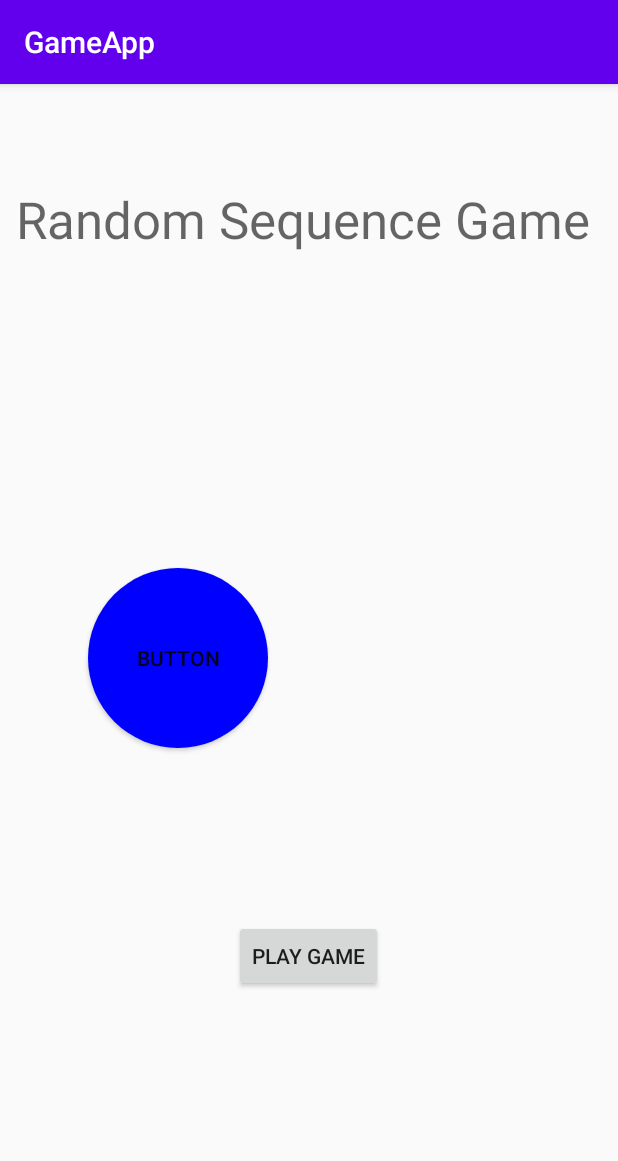
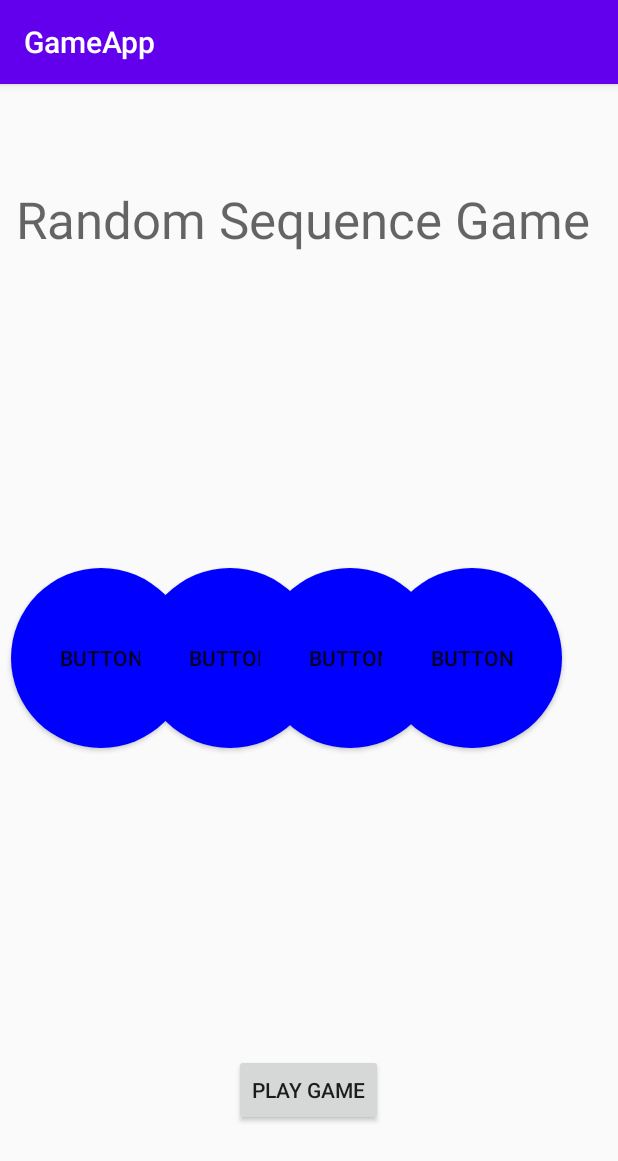
Before and after one commit to shaneb214/Resistor-Calculator-App, an Android app: the screen it shows after launch (MainActivity), on a phone screen of 412 x 824 dp. Shown: the top 1161 px of the screen. Run offline under Robolectric (Android 15) with nearby library versions, the phone set to English and light mode, and no system bars.

Commit message:
Four buttons change colour

```diff
--- a/app/src/main/java/edu/shanebutler/gameapp/MainActivity.java
+++ b/app/src/main/java/edu/shanebutler/gameapp/MainActivity.java
@@ -4,16 +4,18 @@ import androidx.appcompat.app.AppCompatActivity;
 import androidx.core.view.ViewCompat;
 
 import android.content.res.ColorStateList;
-import android.content.res.TypedArray;
-import android.graphics.Color;
 import android.os.Bundle;
+import android.view.View;
 import android.widget.Button;
 
 import java.util.Random;
 
 public class MainActivity extends AppCompatActivity {
 
-    Button btnTest;
+    Button btnOne;
+    Button btnTwo;
+    Button btnThree;
+    Button btnFour;
 
 
     @Override
@@ -21,16 +23,23 @@ public class MainActivity extends AppCompatActivity {
         super.onCreate(savedInstanceState);
         setContentView(R.layout.activity_main);
 
-        btnTest = findViewById(R.id.btnTest);
-
-
-       // String[] array = getResources().getStringArray(R.array.randomColours);
-
+        btnOne = findViewById(R.id.btnOne);
+        btnTwo = findViewById(R.id.btnTwo);
+        btnThree = findViewById(R.id.btnThree);
+        btnFour = findViewById(R.id.btnFour);
 
 
         //How to set a button's background colour to random colour from array.
-        int[] randomColours = getResources().getIntArray(R.array.randomColours);
-        ViewCompat.setBackgroundTintList(btnTest, ColorStateList.valueOf(randomColours[new Random().nextInt(randomColours.length)]));
+        AssignRandomColour(btnOne);
+        AssignRandomColour(btnTwo);
+        AssignRandomColour(btnThree);
+        AssignRandomColour(btnFour);
 
     }
+
+    private void AssignRandomColour(Button button)
+    {
+        int[] randomColours = getResources().getIntArray(R.array.randomColours);
+        ViewCompat.setBackgroundTintList(button, ColorStateList.valueOf( randomColours[new Random().nextInt(randomColours.length)]));
+    }
 }
--- a/app/src/main/res/layout/activity_main.xml
+++ b/app/src/main/res/layout/activity_main.xml
@@ -16,7 +16,7 @@
         app:layout_constraintHorizontal_bias="0.499"
         app:layout_constraintStart_toStartOf="parent"
         app:layout_constraintTop_toTopOf="parent"
-        app:layout_constraintVertical_bias="0.774" />
+        app:layout_constraintVertical_bias="0.898" />
 
     <TextView
         android:id="@+id/textView2"
@@ -31,17 +31,55 @@
         app:layout_constraintVertical_bias="0.093" />
 
     <Button
-        android:id="@+id/btnTest"
+        android:id="@+id/btnOne"
         android:layout_width="wrap_content"
         android:layout_height="wrap_content"
         android:background="@drawable/rounded_button"
         android:text="Button"
         app:layout_constraintBottom_toBottomOf="parent"
         app:layout_constraintEnd_toEndOf="parent"
-        app:layout_constraintHorizontal_bias="0.202"
+        app:layout_constraintHorizontal_bias="0.026"
         app:layout_constraintStart_toStartOf="parent"
         app:layout_constraintTop_toTopOf="parent"
         app:layout_constraintVertical_bias="0.498" />
 
+    <Button
+        android:id="@+id/btnTwo"
+        android:layout_width="wrap_content"
+        android:layout_height="wrap_content"
+        android:background="@drawable/rounded_button"
+        android:text="Button"
+        app:layout_constraintBottom_toBottomOf="parent"
+        app:layout_constraintEnd_toEndOf="parent"
+        app:layout_constraintHorizontal_bias="0.319"
+        app:layout_constraintStart_toStartOf="parent"
+        app:layout_constraintTop_toTopOf="parent"
+        app:layout_constraintVertical_bias="0.498" />
+
+    <Button
+        android:id="@+id/btnThree"
+        android:layout_width="wrap_content"
+        android:layout_height="wrap_content"
+        android:background="@drawable/rounded_button"
+        android:text="Button"
+        app:layout_constraintBottom_toBottomOf="parent"
+        app:layout_constraintEnd_toEndOf="parent"
+        app:layout_constraintHorizontal_bias="0.594"
+        app:layout_constraintStart_toStartOf="parent"
+        app:layout_constraintTop_toTopOf="parent"
+        app:layout_constraintVertical_bias="0.498" />
+
+    <Button
+        android:id="@+id/btnFour"
+        android:layout_width="wrap_content"
+        android:layout_height="wrap_content"
+        android:background="@drawable/rounded_button"
+        android:text="Button"
+        app:layout_constraintBottom_toBottomOf="parent"
+        app:layout_constraintEnd_toEndOf="parent"
+        app:layout_constraintHorizontal_bias="0.872"
+        app:layout_constraintStart_toStartOf="parent"
+        app:layout_constraintTop_toTopOf="parent"
+        app:layout_constraintVertical_bias="0.498" />
 
 </androidx.constraintlayout.widget.ConstraintLayout>
```
